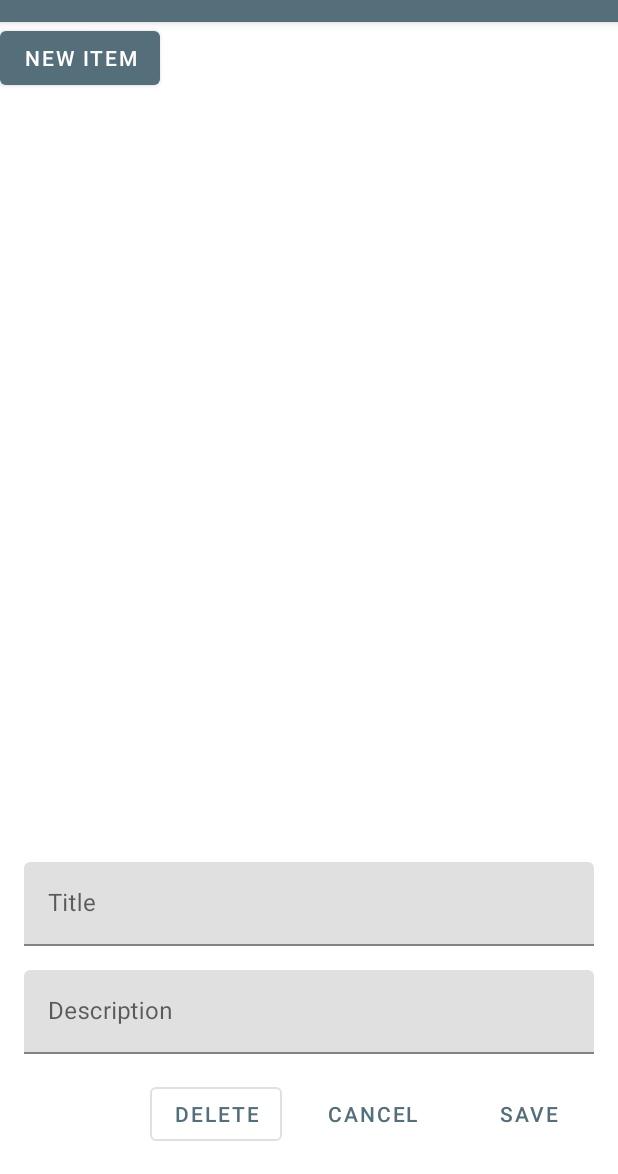
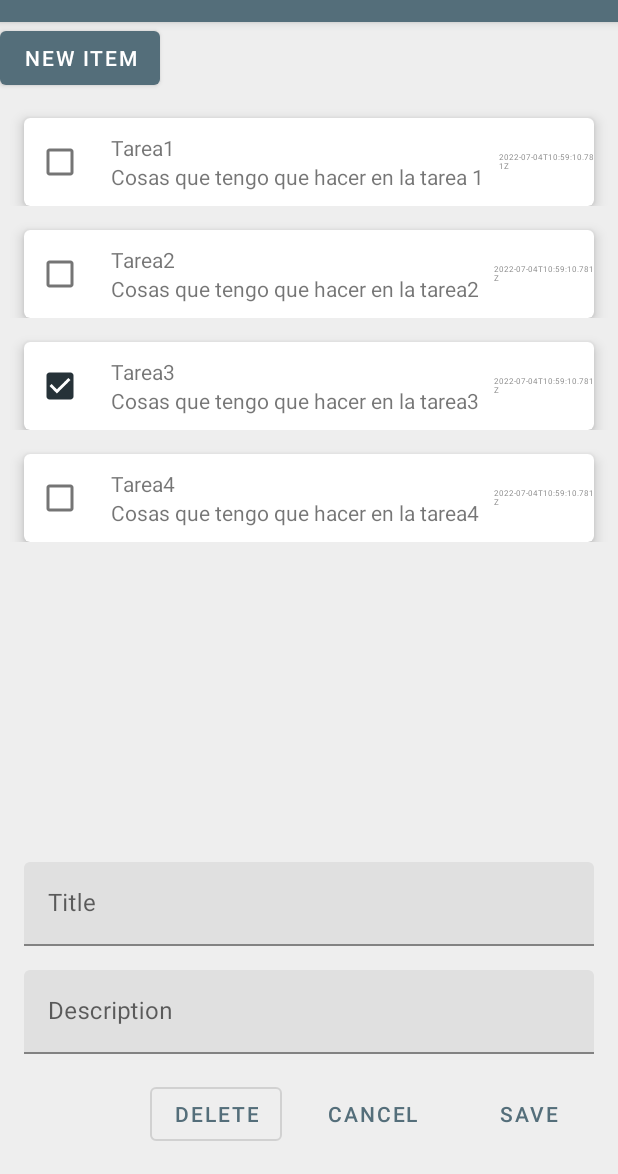
Before and after one commit to SergioGon1980/listillas, an Android app: the ListaActivity screen opened directly, with no data from a screen before it, after a tap on "NEW ITEM", on a phone screen of 412 x 824 dp, the part 62-1236 px from its top. Run offline under Robolectric (Android 15) with nearby library versions, the phone set to English and light mode, and no system bars.

Commit message:
feat: add JSON a itemLayout

```diff
--- a/app/src/main/assets/example.json
+++ b/app/src/main/assets/example.json
@@ -14,7 +14,7 @@
   {
     "title": "Tarea3",
     "description": "Cosas que tengo que hacer en la tarea3",
-    "check": false,
+    "check": true,
     "creationDate": "2022-07-04T10:59:10.781Z"
   },
   {
--- a/app/src/main/java/com/example/listillas/Item.kt
+++ b/app/src/main/java/com/example/listillas/Item.kt
@@ -1,6 +1,9 @@
 package com.example.listillas
 
+import java.text.DateFormat
+import java.time.LocalDate
 import java.time.LocalDateTime
+import java.time.format.DateTimeFormatter
 import java.util.*
 
 // al poner al final del parametro una ? indica que no es obligatorio
@@ -8,4 +11,10 @@ data class Item(
     val title: String,
     val description: String = "",
     val date: String = Date().toString(),
-    var chek: Boolean = false)
+    var chek: Boolean = false
+) {
+    /*fun getFormattedDate(): String {
+        val format = DateTimeFormatter.ofPattern("dd-MM-yyyy")
+        return LocalDate.parse(date, format).toString()
+    }*/
+}
--- a/app/src/main/java/com/example/listillas/ListService.kt
+++ b/app/src/main/java/com/example/listillas/ListService.kt
@@ -12,16 +12,7 @@ import java.util.*
 class ListService (context:Context){
 
     val contextList = context
-    val filename = "List.txt"
-    val file = File(contextList.filesDir, filename)
-
-    //Esto es para fichero
-    //var list = mutableListOf<String>()
-
-    //Esto es para el fichero de JSON
     var list = mutableListOf<Item>()
-
-
     var json = JSONArray()
 
     init {
@@ -29,11 +20,11 @@ class ListService (context:Context){
             json = JSONArray(context.assets.open("example.json").bufferedReader().use { it.readText() })
             for (i in 0 until  json.length()) {
                 var jsonObject = json.getJSONObject(i)
-                var item: Item = Item(
+                var item = Item(
                     jsonObject.optString("title"),
                     jsonObject.optString("description"),
                     jsonObject.optString("creationDate"),
-                    jsonObject.getBoolean("title")
+                    jsonObject.getBoolean("check")
                 )
                 list.add(item)
             }
@@ -41,27 +32,4 @@ class ListService (context:Context){
             Log.d("Error", ioException.toString())
         }
     }
-
-    /* *** USO PARA FICHEROS ***
-    //Obtener datos del fichero local list.txt - quedara obsoleta al sutituir el fichero
-    // por un JSON
-    fun getListFromFile():MutableList<String> {
-
-        if (!file.exists()){
-            file.createNewFile()
-        }
-
-        list = file.readLines() as MutableList<String>
-        return list
-    }
-
-    fun addItemToList (item: String) {
-        list.add(item)
-        file.printWriter().use {
-            out -> list.forEach {
-                out.println(it)
-            }
-        }
-
-    }*/
 }
--- a/app/src/main/java/com/example/listillas/ListaActivity.kt
+++ b/app/src/main/java/com/example/listillas/ListaActivity.kt
@@ -3,10 +3,10 @@ package com.example.listillas
 import androidx.appcompat.app.AppCompatActivity
 import android.os.Bundle
 import android.util.Log
-import android.widget.Button
-import android.widget.FrameLayout
-import android.widget.LinearLayout
-import android.widget.TextView
+import android.view.LayoutInflater
+import android.view.View
+import android.widget.*
+import androidx.appcompat.view.menu.MenuView
 import androidx.appcompat.widget.ButtonBarLayout
 import androidx.fragment.app.Fragment
 import org.json.JSONArray
@@ -16,16 +16,6 @@ import java.util.*
 
 class ListaActivity : AppCompatActivity() {
 
-    /* *** USO SOLO PARA FICHERO ***
-    // Variable en la que vamos a guardar todos los elementos de la lista,
-    // tanto en la carga para recuperar los datos del fichero, como cuando
-    // añadamos elementos desde el boton NewButton que se guardaran aqui.
-    // inicializamos la lista a vacia
-    var list: MutableList<String> = mutableListOf()*/
-
-    // Variable en la que vamos a guardar el JSON
-    //val json = JSONArray()
-
     var list: MutableList<Item> = mutableListOf()
 
     override fun onCreate(savedInstanceState: Bundle?) {
@@ -33,26 +23,13 @@ class ListaActivity : AppCompatActivity() {
         setContentView(R.layout.activity_lista)
         Log.d("debug", "List Activity Open")
 
-        val listLayout = findViewById<LinearLayout>(R.id.listLayout)
+
         // Nos creamos una variable de tipo ListService que nos hemos creado
         // como clase de Kotlin y le pasamos el contexto en el que etamos (this)
         val listService = ListService(this)
         list = listService.list
+        val listLayout = findViewById<LinearLayout>(R.id.listLayout)
         addListToLayout(listLayout)
-
-
-
-        /* *** USO SOLO PARA FICHERO ***
-        //Invocamos a la funcion getListFromFile de la variable listService
-        // (tipo Listservice) para recuperar los datos del fichero y guardarlos
-        // en formato de lista
-        list = listService.getListFromFile()
-        //Recorremos todos los elementos de la lista
-        list.forEach {
-            // Añade el elemento de la iteracion actual de la lista (it)
-            // al Layout llamando a la función addItemtoLayout
-            addItemToLayout(it)
-        }*/
 
         // Definimos una variable para usar el newButton
         val newItem = findViewById<Button>(R.id.newButton)
@@ -68,41 +45,24 @@ class ListaActivity : AppCompatActivity() {
             fragmentTransacction.addToBackStack(null)
             fragmentTransacction.commit()
         }
+    }
 
-        //vamos a escuchar los click en los elementos de la lista del Layout
-        listLayout.setOnClickListener {
-        Log.d("debug", "Click en" + it)
+    private fun addListToLayout(Layout:LinearLayout) {
+        list.forEach {
+            var itemview = LayoutInflater.from(this).inflate(R.layout.item_layout,null,false)
+            itemview.findViewById<CheckBox>(R.id.checkbox).isChecked = it.chek
+            itemview.findViewById<TextView>(R.id.textTitle).text = it.title
+            itemview.findViewById<TextView>(R.id.textDescription).text = it.description
+            itemview.findViewById<TextView>(R.id.textDate).text = it.date
+            Layout.addView(itemview)
         }
     }
 
-    private fun addListToLayout(Layout:LinearLayout) {
+    private fun addItemToLayout(text: String) {
+        val textView = TextView(this)
+        textView.text = text
 
+        val listLayout = findViewById<LinearLayout>(R.id.listLayout)
+        listLayout.addView(textView)
     }
-
-    /* ** USAR SOLO PARA FICHERO
-    // Funcion para escribir en el fichero y añadir elemento al layout
-    private fun addNewItem(service: ListService) {
-
-        // Generar una variable que guarda la fecha y meterla en la lista
-        val randomText: String = Date().toString()
-        // Llamamos a la función aaItemToList de la clase ListService para
-        // Escribir el nuevo elemento en el fichero
-        service.addItemToList(randomText)
-        // Añadir nuevo elemento al layout y le pasamos la fecha recuperada
-    addItemToLayout(randomText)
-    }
-
-    // Funcion para añadir elemento al layout
-    private fun addItemToLayout(text: String) {
-
-    // Definimos una variable de tipo Textview para darle el valor del texto
-    // recibido al invocar la función
-    val textView = TextView(this)
-    textView.text = text
-
-    // Definimos una variable con el Layout para aññadirle un nuevo textView
-    // con el texto recivido
-    val listLayout = findViewById<LinearLayout>(R.id.listLayout)
-    listLayout.addView(textView)
-    }*/
 }
--- a/app/src/main/res/layout/activity_lista.xml
+++ b/app/src/main/res/layout/activity_lista.xml
@@ -11,6 +11,7 @@
         android:layout_width="match_parent"
         android:layout_height="match_parent"
         android:orientation="vertical"
+        android:background="@color/light_gray"
         app:layout_constraintBottom_toTopOf="@+id/detailLayout"
         app:layout_constraintEnd_toEndOf="parent"
         app:layout_constraintStart_toStartOf="parent"
--- /dev/null
+++ b/app/src/main/res/layout/item_layout.xml
@@ -0,0 +1,70 @@
+<?xml version="1.0" encoding="utf-8"?>
+
+<FrameLayout xmlns:android="http://schemas.android.com/apk/res/android"
+    xmlns:app="http://schemas.android.com/apk/res-auto"
+    android:id="@+id/itemCard"
+    android:layout_width="match_parent"
+    android:layout_height="wrap_content">
+
+    <com.google.android.material.card.MaterialCardView
+        style="?attr/borderlessButtonStyle"
+        android:layout_width="match_parent"
+        android:layout_height="wrap_content"
+        android:layout_marginStart="@dimen/item_detail_margin"
+        android:layout_marginTop="@dimen/item_detail_margin"
+        android:layout_marginEnd="@dimen/item_detail_margin"
+        app:cardElevation="5dp">
+
+        <LinearLayout
+            android:layout_width="match_parent"
+            android:layout_height="wrap_content"
+            android:orientation="horizontal"
+            android:gravity="center_vertical">
+
+            <CheckBox
+                android:id="@+id/checkbox"
+                android:layout_width="wrap_content"
+                android:layout_height="wrap_content">
+            </CheckBox>
+
+            <LinearLayout
+                android:padding="10dp"
+                android:layout_width="wrap_content"
+                android:layout_height="wrap_content"
+                android:orientation="vertical">
+
+                <TextView
+                    android:id="@+id/textTitle"
+                    android:layout_width="wrap_content"
+                    android:layout_height="wrap_content">
+                </TextView>
+
+                <TextView
+                    android:id="@+id/textDescription"
+                    android:layout_width="wrap_content"
+                    android:layout_height="wrap_content">
+                </TextView>
+
+            </LinearLayout>
+
+            <LinearLayout
+                android:layout_width="wrap_content"
+                android:layout_height="wrap_content"
+                android:orientation="vertical"
+                android:gravity="right">
+
+                <TextView
+                    android:id="@+id/textDate"
+                    android:layout_width="match_parent"
+                    android:layout_height="wrap_content"
+                    android:textSize="5dp">
+
+                </TextView>
+
+            </LinearLayout>
+
+        </LinearLayout>
+
+
+    </com.google.android.material.card.MaterialCardView>
+</FrameLayout>
--- a/app/src/main/res/values/colors.xml
+++ b/app/src/main/res/values/colors.xml
@@ -8,4 +8,5 @@
     <color name="secondaryDarkColor">#000a12</color>
     <color name="primaryTextColor">#ffffff</color>
     <color name="secondaryTextColor">#ffffff</color>
+    <color name="light_gray">#eeeeee</color>
 </resources>
```
